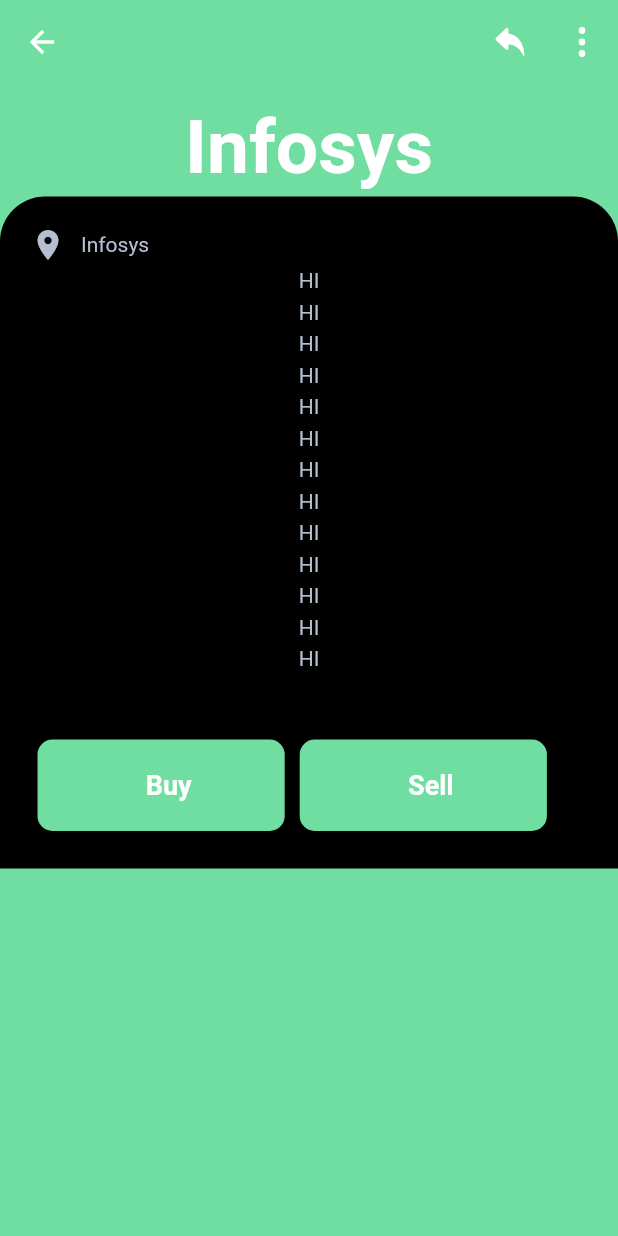
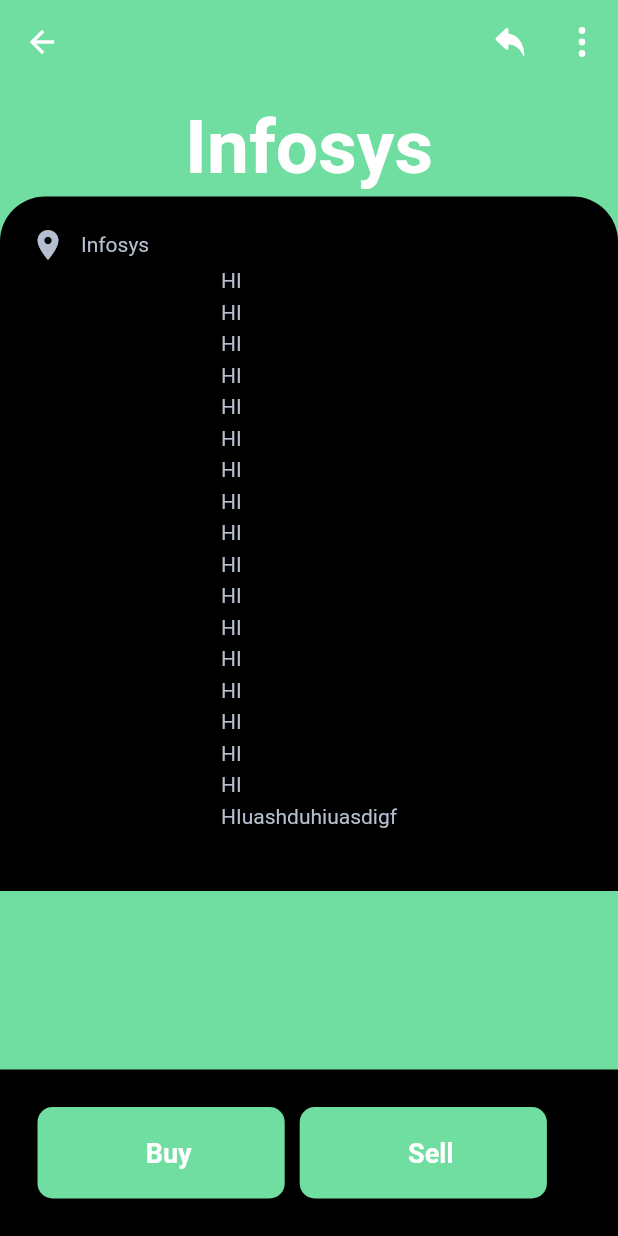
Before and after one commit to Akn24/stonks_app, a Flutter app: the DetailsScreen screen opened directly, on a phone screen of 412 x 824 dp. Run offline on Flutter 3.47's test engine with Material 2 defaults, Android fonts, the phone set to English and light mode, and no system bars; our stand-ins replace flutter_svg; network calls fail.

Commit message:
BUY/SELL SOLVED

```diff
--- a/lib/screens/details/components/body.dart
+++ b/lib/screens/details/components/body.dart
@@ -26,19 +26,14 @@ class Body extends StatelessWidget {
         /*ComImage(
           imgSrc: "assets/images/burger.png",
         ),*/
-        SingleChildScrollView(
-            scrollDirection: Axis.vertical,
+        Expanded(
+            child: ComInfo(companyname: company),
+        ),
 
-              child: ComInfo(companyname: company),
-
-        ),
         Container(
           padding: EdgeInsets.all(20),
           width: double.infinity,
           color: Colors.black,
-          /*decoration: BoxDecoration(
-            color: Colors.black,
-          ),*/
           child: Row(
             children: <Widget>[
               OrderButton(
@@ -68,7 +63,9 @@ class ComInfo extends StatelessWidget {
   @override
   Widget build(BuildContext context) {
 
-    return Container(
+    return SingleChildScrollView(
+      scrollDirection: Axis.vertical,
+          child: Container(
         padding: EdgeInsets.all(20),
         width: double.infinity,
         decoration: BoxDecoration(
@@ -82,13 +79,14 @@ class ComInfo extends StatelessWidget {
           children: <Widget>[
             shopeName(name: companyname),
             Text(
-            "HI\nHI\nHI\nHI\nHI\nHI\nHI\nHI\nHI\nHI\nHI\nHI\nHI",
+              "HI\nHI\nHI\nHI\nHI\nHI\nHI\nHI\nHI\nHI\nHI\nHI\nHI\nHI\nHI\nHI\nHI\nHIuashduhiuasdigf\n",
               textAlign: TextAlign.left,
               style: TextStyle(
                 height: 1.5,
               ),
             ),
           ],
+        ),
       ),
     );
   }
```
Lines whose indentation alone changed are shown as unchanged.
